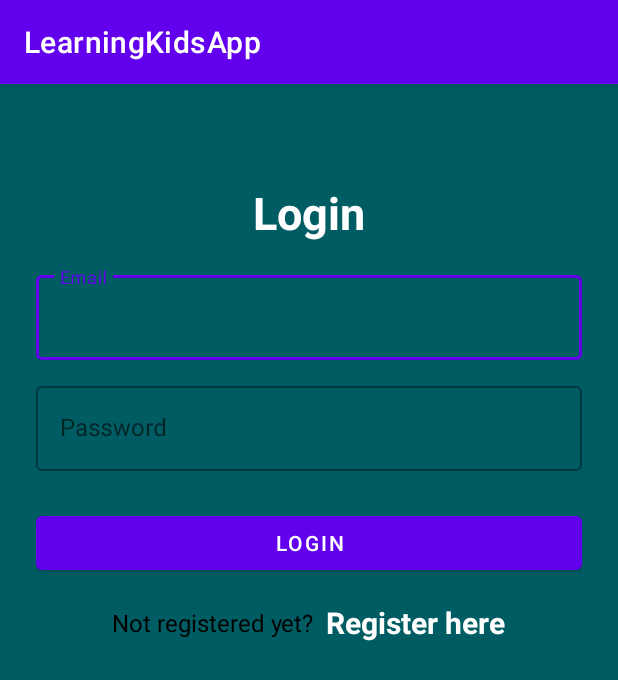
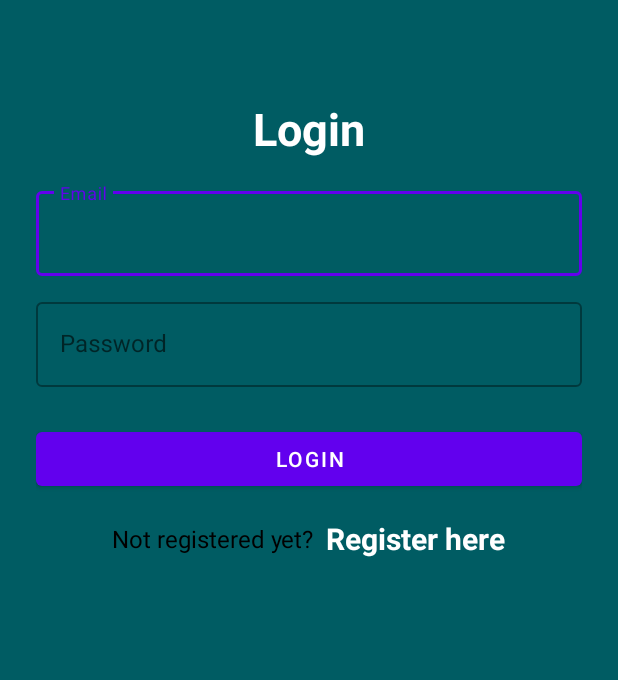
Before and after one commit to diegoluci/SeniorDesign, an Android app: the screen it shows after launch (LoginActivity), on a phone screen of 412 x 824 dp. Shown: the top 680 px of the screen. Run offline under Robolectric (Android 15) with nearby library versions, the phone set to English and light mode, and no system bars; our stand-ins replace Firebase (no records; nobody signed in at launch, a user with empty details on screens opened directly).

Commit message:
Removed the action bar

```diff
--- a/app/src/main/res/values-night/themes.xml
+++ b/app/src/main/res/values-night/themes.xml
@@ -1,6 +1,6 @@
 <resources xmlns:tools="http://schemas.android.com/tools">
     <!-- Base application theme. -->
-    <style name="Theme.LearningKidsApp" parent="Theme.MaterialComponents.DayNight.DarkActionBar">
+    <style name="Theme.LearningKidsApp" parent="Theme.MaterialComponents.DayNight.NoActionBar">
         <!-- Primary brand color. -->
         <item name="colorPrimary">@color/purple_200</item>
         <item name="colorPrimaryVariant">@color/purple_700</item>
--- a/app/src/main/res/values/themes.xml
+++ b/app/src/main/res/values/themes.xml
@@ -1,6 +1,6 @@
 <resources xmlns:tools="http://schemas.android.com/tools">
     <!-- Base application theme. -->
-    <style name="Theme.LearningKidsApp" parent="Theme.MaterialComponents.DayNight.DarkActionBar">
+    <style name="Theme.LearningKidsApp" parent="Theme.MaterialComponents.DayNight.NoActionBar">
         <!-- Primary brand color. -->
         <item name="colorPrimary">@color/purple_500</item>
         <item name="colorPrimaryVariant">@color/purple_700</item>
```
